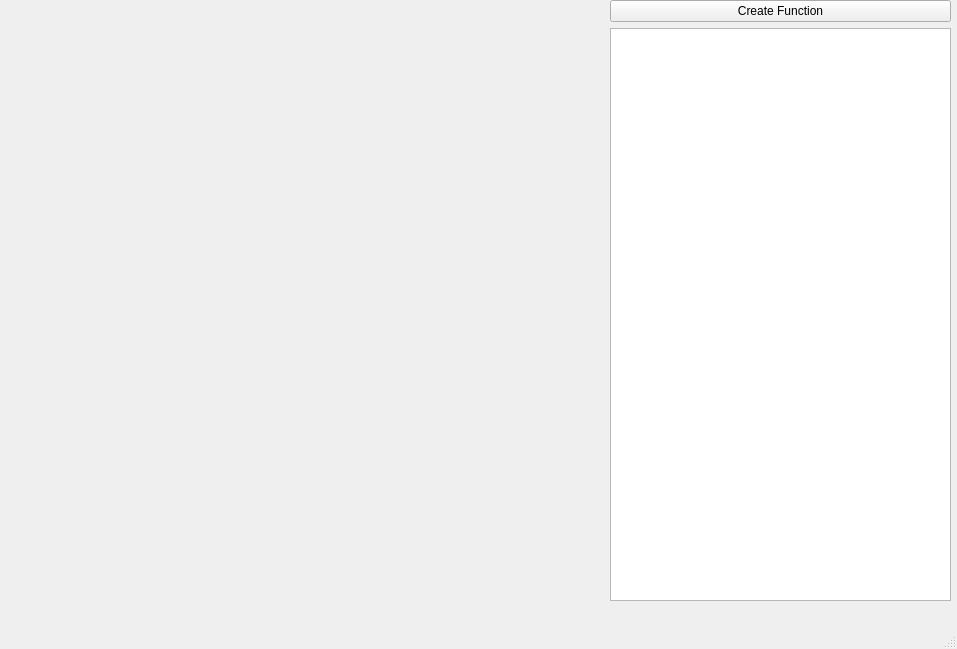
Above: EquationDrawing/mainwindow.ui from jovi920204/EquationDrawing before the change. Below: the same form after it.
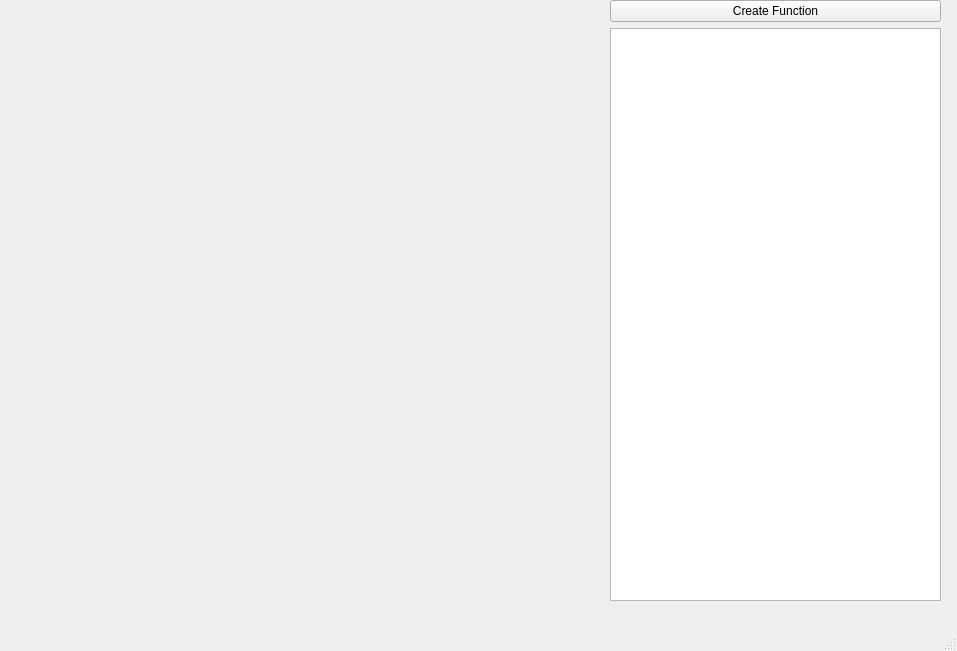
That is the form after the change.

Patch:
```diff
--- a/EquationDrawing/mainwindow.ui
+++ b/EquationDrawing/mainwindow.ui
@@ -7,7 +7,7 @@
     <x>0</x>
     <y>0</y>
     <width>957</width>
-    <height>649</height>
+    <height>651</height>
    </rect>
   </property>
   <property name="windowTitle">
@@ -19,7 +19,7 @@
      <rect>
       <x>610</x>
       <y>0</y>
-      <width>341</width>
+      <width>331</width>
       <height>601</height>
      </rect>
     </property>
```
